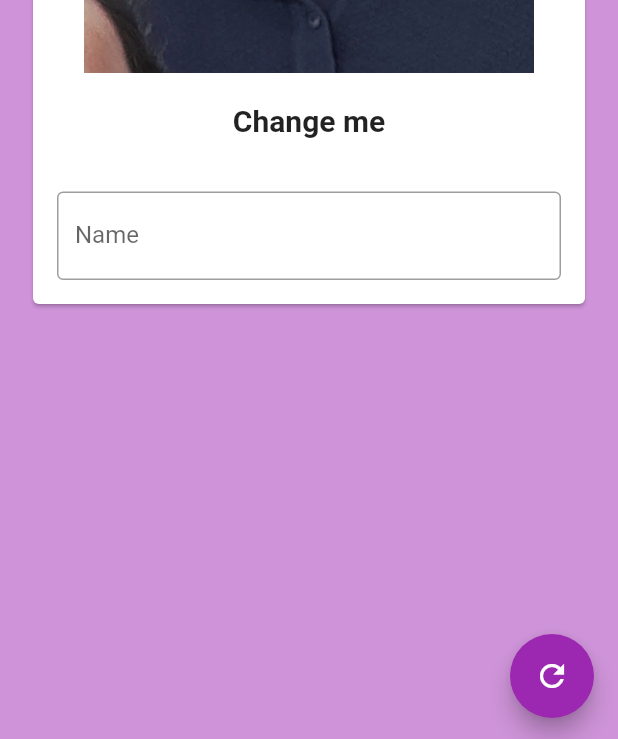
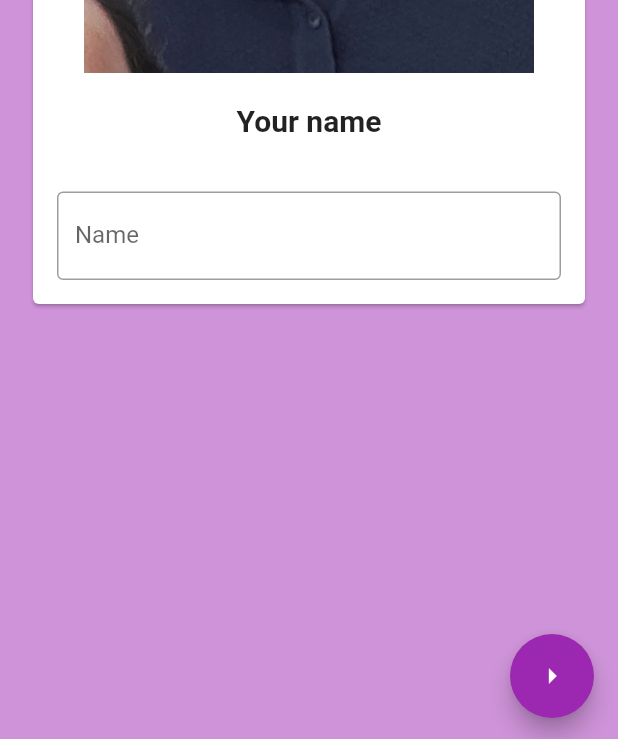
Before and after one commit to Kanha-13/flutter_catalog, a Flutter app: the screen it shows after launch, on a phone screen of 412 x 824 dp. Shown: the part 494-1233 px from the top of the screen. Run offline on Flutter 3.47's test engine with Material 2 defaults, Android fonts, the phone set to English and light mode, and no system bars.

Commit message:
learn how to change state ie any change in the screen using text field and button

```diff
--- a/lib/main.dart
+++ b/lib/main.dart
@@ -9,8 +9,23 @@ void main() {
   ));
 }
 
-class HomePage extends StatelessWidget {
+class HomePage extends StatefulWidget {
   const HomePage({Key? key}) : super(key: key);
+
+  @override
+  _HomePageState createState() => _HomePageState();
+}
+
+class _HomePageState extends State<HomePage> {
+  // using _ with field name => makes them private
+  TextEditingController _nameController = TextEditingController();
+  var myName = "Your name";
+  @override
+  void initState() {
+    // TODO: implement initState
+    super.initState();
+  }
+
   @override
   Widget build(BuildContext context) {
     return Scaffold(
@@ -36,7 +51,7 @@ class HomePage extends StatelessWidget {
                   SizedBox(
                     height: 20,
                   ),
-                  Text("Change me",
+                  Text(myName,
                       style:
                           TextStyle(fontSize: 20, fontWeight: FontWeight.bold)),
                   SizedBox(
@@ -45,6 +60,7 @@ class HomePage extends StatelessWidget {
                   Padding(
                     padding: EdgeInsets.all(16.0),
                     child: TextField(
+                      controller: _nameController,
                       keyboardType: TextInputType.text,
                       // obscureText: true,
                       decoration: InputDecoration(
@@ -84,10 +100,12 @@ class HomePage extends StatelessWidget {
           ),
         ),
         floatingActionButton: FloatingActionButton(
-          onPressed: () {},
-          child: Icon(
-            Icons.refresh,
-          ),
-        ));
+            onPressed: () {
+              myName = _nameController.text;
+              setState(() {});
+            },
+            child: Icon(
+              Icons.arrow_right,
+            )));
   }
 }
```
